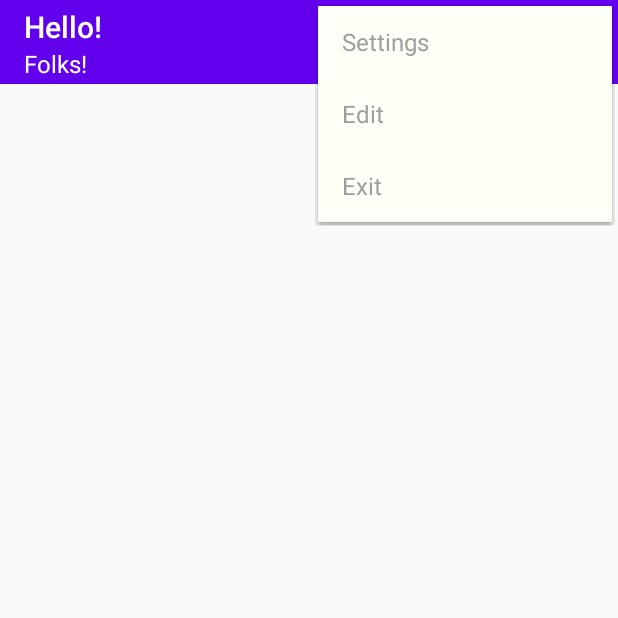
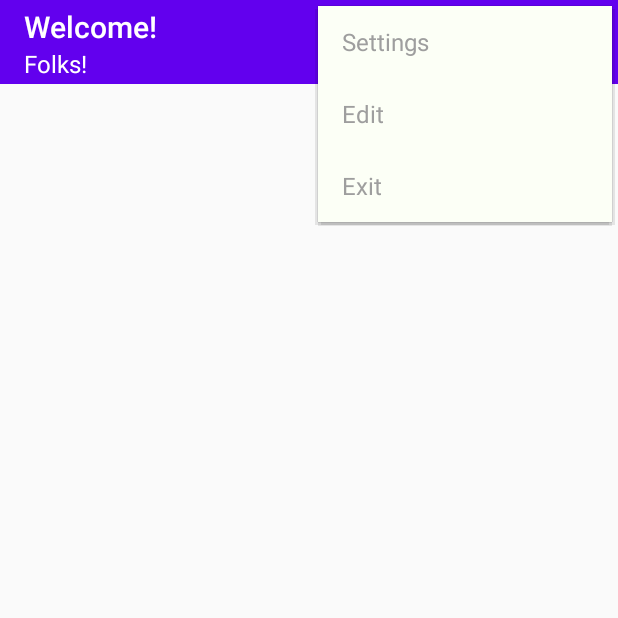
Before and after one commit to Jinny-ham/desktop-tutorial, an Android app: the screen it shows after launch (MainActivity), with the options menu open, on a phone screen of 412 x 824 dp, the top half of it. Run offline under Robolectric (Android 15) with nearby library versions, the light colour scheme and no system bars.

Commit message:
Standalone Toolbar

```diff
--- a/MaterialDesign/app/src/main/java/com/example/materialdesign/MainActivity.java
+++ b/MaterialDesign/app/src/main/java/com/example/materialdesign/MainActivity.java
@@ -19,27 +19,19 @@ public class MainActivity extends AppCompatActivity {
         setContentView(R.layout.activity_main);
 
         toolbar = (Toolbar) findViewById(R.id.toolbar);
-        setSupportActionBar(toolbar);
-
-        getSupportActionBar().setTitle("Hello!");
+        toolbar.setTitle("Welcome!");
         toolbar.setSubtitle("Folks!");
 
 //        if(Build.VERSION.SDK_INT >= Build.VERSION_CODES.LOLLIPOP){
 //            toolbar.setElevation(10f);
 //        }
-
-        //.setLogo(R.drawable.);
-        //toolbar.setNavigationIcon();
-    }
-
+//
+//        toolbar.setLogo(R.drawable.raon);
+//        toolbar.setNavigationIcon(R.drawable.suri);
+        toolbar.inflateMenu(R.menu.menu_main);
+        toolbar.setOnMenuItemClickListener(new Toolbar.OnMenuItemClickListener() {
             @Override
-    public boolean onCreateOptionsMenu(Menu menu) {
-        getMenuInflater().inflate(R.menu.menu_main, menu);
-        return true;
-    }
-
-    @Override
-    public boolean onOptionsItemSelected(@NonNull MenuItem item) {
+            public boolean onMenuItemClick(MenuItem item) {
                 String msg = "";
 
                 switch (item.getItemId()){
@@ -60,10 +52,11 @@ public class MainActivity extends AppCompatActivity {
                         break;
                 }
 
-        Toast.makeText(this, msg + " clicked!", Toast.LENGTH_SHORT).show();
+                Toast.makeText(MainActivity.this, msg + " clicked!", Toast.LENGTH_SHORT).show();
 
-        return super.onOptionsItemSelected(item);
+                return true;
+            }
+        });
     }
 
-
 }
```
Lines whose indentation alone changed are shown as unchanged.
